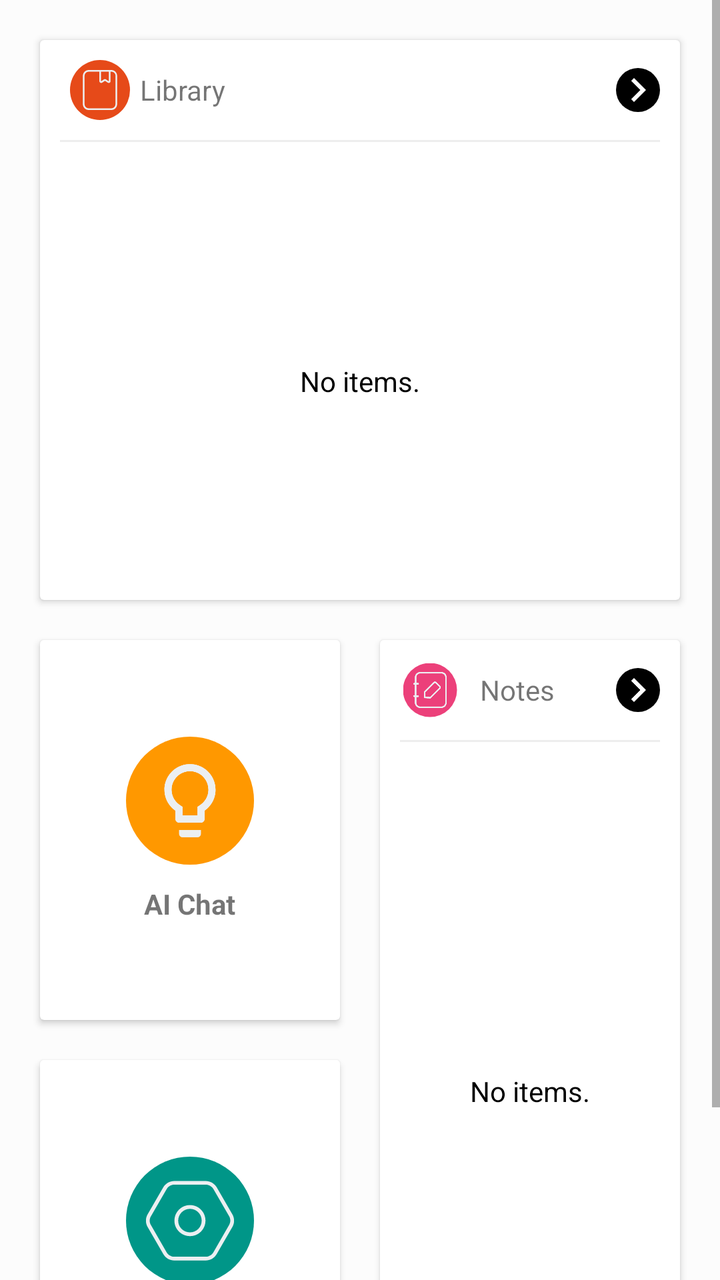
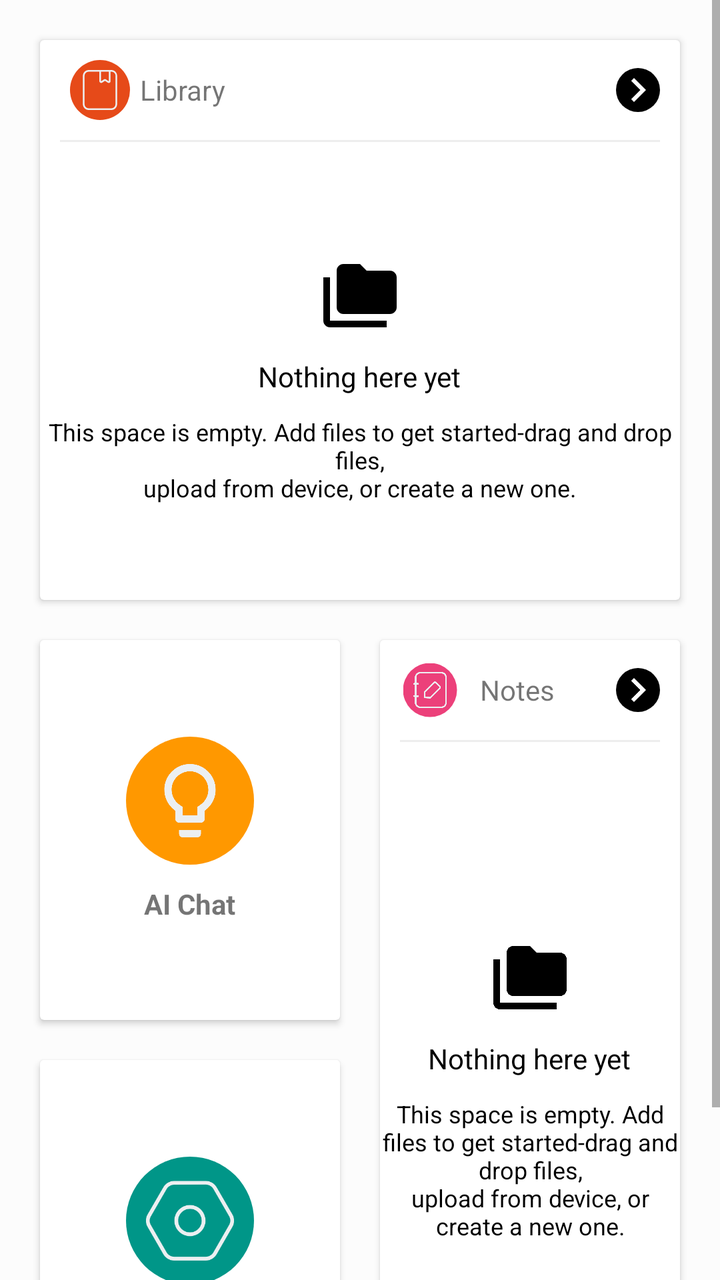

The first picture is an Android layout as it rendered before a commit; the second is the same layout after the commit. The layout source and the unified diff follow.
<!-- AndroidManifest.xml: application theme Theme.ContentBrowser -->
<!-- res/layout/fragment_home.xml -->
<?xml version="1.0" encoding="utf-8"?>
<ScrollView xmlns:android="http://schemas.android.com/apk/res/android"
    xmlns:tools="http://schemas.android.com/tools"
    android:id="@+id/svOuter"
    android:layout_width="match_parent"
    android:layout_height="match_parent">
    <LinearLayout
        android:layout_width="match_parent"
        android:layout_height="wrap_content"
        android:orientation="vertical"
        android:padding="10dp"
        android:background="@color/colorBackground"
        >
        

        


        <LinearLayout
            android:id="@+id/llLibrary"
            android:gravity="center"
            android:layout_width="match_parent"
            android:layout_height="wrap_content"
            android:orientation="horizontal"
            android:minHeight="300dp"
            >

            <androidx.cardview.widget.CardView
                android:id="@+id/feedbackCard"
                android:foreground="?android:attr/selectableItemBackground"
                android:clickable="true"
                android:layout_width="match_parent"
                android:layout_height="match_parent"
                android:layout_margin="10dp">
                <LinearLayout
                    android:layout_width="match_parent"
                    android:layout_height="match_parent"
                    android:orientation="vertical"
                    android:gravity="center"
                    android:paddingBottom="0dp"
                    android:paddingTop="10dp"
                    >

                    <LinearLayout
                        android:layout_width="match_parent"
                        android:layout_height="wrap_content"
                        android:orientation="horizontal"
                        android:gravity="center|center_vertical"
                        android:layout_marginTop="0dp"
                        android:layout_marginLeft="10dp"
                        >
                        <androidx.appcompat.widget.AppCompatImageView
                            android:layout_width="30dp"
                            android:layout_height="30dp"
                            android:src="@drawable/home_library_vector2"
                            android:padding="10dp"
                            android:background="@drawable/five"
                            android:scaleType="center"
                            />
                        <TextView
                            android:gravity="left"
                            android:layout_gravity="center_vertical"
                            android:layout_width="0dp"
                            android:layout_height="wrap_content"
                            android:layout_weight="1"
                            android:text="Library"
                            android:padding="5dp"
                            />

                        <androidx.appcompat.widget.AppCompatImageView
                            android:id="@+id/imgViewPdf"
                            android:layout_width="22dp"
                            android:layout_height="22dp"
                            android:src="@drawable/ic_baseline_chevron_right_24"
                            android:padding="10dp"
                            android:background="@drawable/second_black"
                            android:scaleType="center"
                            android:scaleX="1"
                            android:scaleY="1"
                            android:layout_marginRight="15dp"
                            android:layout_gravity="center_vertical"
                            />
                    </LinearLayout>


                    <View
                        android:layout_width="match_parent"
                        android:layout_height="1dp"
                        android:background="@color/colorLightGrey"
                        android:layout_margin="10dp"/>

                    <RelativeLayout
                        android:layout_width="match_parent"
                        android:layout_height="match_parent"
                        android:minHeight="100dp"
                        >
                        <HorizontalScrollView
                            android:layout_width="match_parent"
                            android:layout_height="match_parent"
                            >
                            <LinearLayout
                                android:layout_width="wrap_content"
                                android:layout_height="match_parent"
                                android:orientation="horizontal"
                                android:padding="0dp"
                                android:layout_marginLeft="10dp"
                                android:paddingBottom="0dp"
                                android:gravity="center_vertical"
                                >
                                <GridView
                                    android:id="@+id/bookgridview_home"
                                    android:layout_width="wrap_content"
                                    android:layout_height="match_parent"
                                    android:numColumns="3"
                                    android:paddingLeft="1dp"
                                    android:paddingRight="1dp"
                                    android:gravity="center"
                                    android:stretchMode="columnWidth"
                                    />
                            </LinearLayout>
                        </HorizontalScrollView>
                        <TextView
                            android:id="@+id/tvEmpty1"
                            android:layout_width="wrap_content"
                            android:layout_height="wrap_content"
                            android:text="No items."
                            android:textColor="#FF000000"
                            android:layout_centerInParent="true"
                            android:visibility="visible"
                            />
                    </RelativeLayout>



                </LinearLayout>
            </androidx.cardview.widget.CardView>
        </LinearLayout>

        <LinearLayout
            android:clipToPadding="false"
            android:gravity="center"
            android:layout_width="match_parent"
            android:layout_height="wrap_content"
            android:orientation="horizontal">

            <LinearLayout
                android:layout_width="0dp"
                android:layout_height="wrap_content"
                android:layout_weight="1"
                android:orientation="vertical"
                >
                <androidx.cardview.widget.CardView
                    android:id="@+id/ideasCard"
                    android:foreground="?android:attr/selectableItemBackground"
                    android:clickable="true"
                    android:layout_width="match_parent"
                    android:layout_height="190dp"
                    android:layout_margin="10dp">
                    <LinearLayout
                        android:layout_width="match_parent"
                        android:layout_height="match_parent"
                        android:orientation="vertical"
                        android:gravity="center">
                        <androidx.appcompat.widget.AppCompatImageView
                            android:layout_width="64dp"
                            android:layout_height="64dp"
                            android:src="@drawable/keep"
                            android:padding="10dp"
                            android:background="@drawable/third"/>
                        <TextView
                            android:layout_width="wrap_content"
                            android:layout_height="wrap_content"
                            android:text="AI Chat"
                            android:textStyle="bold"
                            android:layout_marginTop="10dp"/>

                    </LinearLayout>
                </androidx.cardview.widget.CardView>


                <LinearLayout
                    android:gravity="center"
                    android:layout_width="match_parent"
                    android:layout_height="wrap_content"
                    android:orientation="horizontal">


                    <androidx.cardview.widget.CardView
                        android:id="@+id/settingsCard"
                        android:foreground="?android:attr/selectableItemBackground"
                        android:clickable="true"
                        android:layout_width="match_parent"
                        android:layout_height="190dp"
                        android:layout_margin="10dp">
                        <LinearLayout
                            android:layout_width="match_parent"
                            android:layout_height="match_parent"
                            android:orientation="vertical"
                            android:gravity="center">
                            <androidx.appcompat.widget.AppCompatImageView
                                android:layout_width="64dp"
                                android:layout_height="64dp"
                                android:src="@drawable/home_setting_vector2"
                                android:padding="10dp"
                                android:background="@drawable/four"/>
                            <TextView
                                android:layout_width="wrap_content"
                                android:layout_height="wrap_content"
                                android:text="Settings"
                                android:textStyle="bold"
                                android:layout_marginTop="10dp"/>

                        </LinearLayout>

                    </androidx.cardview.widget.CardView>
            </LinearLayout>


        </LinearLayout>


            <LinearLayout
                android:layout_width="0dp"
                android:layout_weight="1"
                android:layout_height="match_parent"
                >

                <androidx.cardview.widget.CardView
                    android:id="@+id/folderCard"
                    android:foreground="?android:attr/selectableItemBackground"
                    android:clickable="true"
                    android:layout_width="match_parent"
                    android:layout_height="match_parent"
                    android:layout_margin="10dp">
                    <LinearLayout
                        android:layout_width="match_parent"
                        android:layout_height="match_parent"
                        android:orientation="vertical"
                        android:gravity="top">
                        <LinearLayout
                            android:layout_width="match_parent"
                            android:layout_height="wrap_content"
                            android:orientation="horizontal"
                            android:layout_marginTop="10dp"
                            android:layout_marginLeft="0dp"
                            >
                            <androidx.appcompat.widget.AppCompatImageView
                                android:layout_width="30dp"
                                android:layout_height="30dp"
                                android:src="@drawable/home_note_vector2"
                                android:padding="0dp"
                                android:background="@drawable/second"
                                android:scaleType="center"
                                android:scaleX="0.9"
                                android:scaleY="0.9"
                                android:layout_marginLeft="10dp"
                                android:layout_marginRight="10dp"
                                />
                            <TextView
                                android:gravity="left|center_vertical"
                                android:layout_width="0dp"
                                android:layout_height="match_parent"
                                android:layout_weight="1"
                                android:text="Notes"
                                android:padding="0dp"
                                />

                            <androidx.appcompat.widget.AppCompatImageView
                                android:id="@+id/ivJumpNote"
                                android:layout_width="22dp"
                                android:layout_height="22dp"
                                android:src="@drawable/ic_baseline_chevron_right_24"
                                android:padding="10dp"
                                android:background="@drawable/second_black"
                                android:scaleType="center"
                                android:scaleX="1"
                                android:scaleY="1"
                                android:layout_marginRight="10dp"
                                android:layout_gravity="center_vertical"
                                />
                        </LinearLayout>

                        <View
                            android:layout_width="match_parent"
                            android:layout_height="1dp"
                            android:background="@color/colorLightGrey"
                            android:layout_marginLeft="10dp"
                            android:layout_marginRight="10dp"
                            android:layout_marginTop="10dp"
                            />

                        <RelativeLayout
                            android:layout_width="match_parent"
                            android:layout_height="match_parent"
                            >

                            <GridView
                                android:id="@+id/notegridview_home"
                                android:layout_width="match_parent"
                                android:layout_height="wrap_content"
                                android:numColumns="1"
                                android:stretchMode="columnWidth"
                                android:layout_marginLeft="10dp"
                                android:layout_marginRight="10dp"
                                android:layout_marginBottom="10dp"
                                />

                            <TextView
                                android:id="@+id/tvEmpty2"
                                android:layout_width="wrap_content"
                                android:layout_height="wrap_content"
                                android:layout_centerInParent="true"
                                android:text="No items."
                                android:textColor="#FF000000" />
                        </RelativeLayout>

                    </LinearLayout>
                </androidx.cardview.widget.CardView>
            </LinearLayout>
        </LinearLayout>
    </LinearLayout>
</ScrollView>
<!-- resources referenced by this layout -->
<resources>
  <color name="colorBackground">#FCFCFC</color>
  <color name="colorLightGrey">#EDEDED</color>
  <!-- drawable five (drawable) -->
  <?xml version="1.0" encoding="utf-8"?>
  <shape android:shape="oval" xmlns:android="http://schemas.android.com/apk/res/android">
  <solid android:color="@color/colorRed"/>
  </shape>
  <!-- drawable four (drawable) -->
  <?xml version="1.0" encoding="utf-8"?>
  <shape android:shape="oval" xmlns:android="http://schemas.android.com/apk/res/android">
  <solid android:color="@color/colorGreen"/>
  </shape>
  <!-- drawable ic_baseline_chevron_right_24 (drawable) -->
  <vector android:height="24dp" android:tint="#FFFFFF"
      android:viewportHeight="24" android:viewportWidth="24"
      android:width="24dp" xmlns:android="http://schemas.android.com/apk/res/android">
      <path android:fillColor="@android:color/white" android:pathData="M10,6L8.59,7.41 13.17,12l-4.58,4.59L10,18l6,-6z"/>
  </vector>
  <!-- drawable keep (drawable) -->
  <vector android:height="24dp" android:tint="#ECEFF1"
      android:viewportHeight="24.0" android:viewportWidth="24.0"
      android:width="24dp" xmlns:android="http://schemas.android.com/apk/res/android">
      <path android:fillColor="#FF000000" android:pathData="M9,21c0,0.55 0.45,1 1,1h4c0.55,0 1,-0.45 1,-1v-1L9,20v1zM12,2C8.14,2 5,5.14 5,9c0,2.38 1.19,4.47 3,5.74L8,17c0,0.55 0.45,1 1,1h6c0.55,0 1,-0.45 1,-1v-2.26c1.81,-1.27 3,-3.36 3,-5.74 0,-3.86 -3.14,-7 -7,-7zM14.85,13.1l-0.85,0.6L14,16h-4v-2.3l-0.85,-0.6C7.8,12.16 7,10.63 7,9c0,-2.76 2.24,-5 5,-5s5,2.24 5,5c0,1.63 -0.8,3.16 -2.15,4.1z"/>
  </vector>
  <!-- drawable second (drawable) -->
  <?xml version="1.0" encoding="utf-8"?>
  <shape android:shape="oval" xmlns:android="http://schemas.android.com/apk/res/android">
  <solid android:color="@color/colorPink"/>
  </shape>
  <!-- drawable second_black (drawable) -->
  <?xml version="1.0" encoding="utf-8"?>
  <shape android:shape="oval" xmlns:android="http://schemas.android.com/apk/res/android">
  <solid android:color="#000000"/>
  </shape>
  <!-- drawable third (drawable) -->
  <?xml version="1.0" encoding="utf-8"?>
  <shape android:shape="oval" xmlns:android="http://schemas.android.com/apk/res/android">
  <solid android:color="@color/colorOrange"/>
  </shape>
  <style name="Theme.ContentBrowser" parent="Theme.AppCompat.Light.DarkActionBar">
          
          <item name="colorPrimary">@color/colorPrimary</item>
          <item name="colorPrimaryDark">@color/colorPrimaryDark</item>
          <item name="colorAccent">@color/colorAccent</item>
      </style>
  <color name="colorRed">#E64A19</color>
  <color name="colorGreen">#009688</color>
  <color name="colorPink">#EC407A</color>
  <color name="colorOrange">#FF9800</color>
  <color name="colorPrimary">#000000</color>
  <color name="colorPrimaryDark">#000000</color>
  <color name="colorAccent">#D81B60</color>
  <!-- unchanged entries left out for length: 3 -->
</resources>

<!-- the commit's change to res/layout/fragment_home.xml (unified diff, before → after) -->
@@ -119,15 +119,37 @@
                                     />
                             </LinearLayout>
                         </HorizontalScrollView>
-                        <TextView
-                            android:id="@+id/tvEmpty1"
+                        <LinearLayout
                             android:layout_width="wrap_content"
                             android:layout_height="wrap_content"
-                            android:text="No items."
-                            android:textColor="#FF000000"
+                            android:id="@+id/llEmpty1"
+                            android:orientation="vertical"
                             android:layout_centerInParent="true"
-                            android:visibility="visible"
-                            />
+                            android:gravity="center"
+                            >
+                            <ImageView
+                                android:src="@drawable/ic_baseline_folder_copy_24"
+                                android:layout_width="40dp"
+                                android:layout_height="40dp"
+                                android:layout_marginBottom="10dp"
+                                />
+                            <TextView
+                                android:id="@+id/tvEmpty1"
+                                android:layout_width="wrap_content"
+                                android:layout_height="wrap_content"
+                                android:textColor="#FF000000"
+                                android:text="Nothing here yet"
+                                />
+                            <TextView
+                                android:layout_width="wrap_content"
+                                android:layout_height="wrap_content"
+                                android:textColor="#FF000000"
+                                android:textSize="12sp"
+                                android:text="This space is empty. Add files to get started-drag and drop files,\nupload from device, or create a new one."
+                                android:gravity="center"
+                                android:layout_marginTop="10dp"
+                                />
+                        </LinearLayout>
                     </RelativeLayout>
 
 
@@ -305,13 +327,37 @@
                                 android:layout_marginBottom="10dp"
                                 />
 
-                            <TextView
-                                android:id="@+id/tvEmpty2"
-                                android:layout_width="wrap_content"
-                                android:layout_height="wrap_content"
+                            <LinearLayout
+                                android:layout_width="wrap_content"
+                                android:layout_height="wrap_content"
+                                android:id="@+id/llEmpty2"
+                                android:orientation="vertical"
                                 android:layout_centerInParent="true"
-                                android:text="No items."
-                                android:textColor="#FF000000" />
+                                android:gravity="center"
+                                >
+                                <ImageView
+                                    android:src="@drawable/ic_baseline_folder_copy_24"
+                                    android:layout_width="40dp"
+                                    android:layout_height="40dp"
+                                    android:layout_marginBottom="10dp"
+                                    />
+                                <TextView
+                                    android:id="@+id/tvEmpty2"
+                                    android:layout_width="wrap_content"
+                                    android:layout_height="wrap_content"
+                                    android:textColor="#FF000000"
+                                    android:text="Nothing here yet"
+                                    />
+                                <TextView
+                                    android:layout_width="wrap_content"
+                                    android:layout_height="wrap_content"
+                                    android:textColor="#FF000000"
+                                    android:textSize="12sp"
+                                    android:text="This space is empty. Add files to get started-drag and drop files,\nupload from device, or create a new one."
+                                    android:gravity="center"
+                                    android:layout_marginTop="10dp"
+                                    />
+                            </LinearLayout>
                         </RelativeLayout>
 
                     </LinearLayout>
<!-- resource entries referenced after the edit -->
@@ -17,6 +17,13 @@
       android:viewportHeight="24" android:viewportWidth="24"
       android:width="24dp" xmlns:android="http://schemas.android.com/apk/res/android">
       <path android:fillColor="@android:color/white" android:pathData="M10,6L8.59,7.41 13.17,12l-4.58,4.59L10,18l6,-6z"/>
+  </vector>
+  <!-- drawable ic_baseline_folder_copy_24 (drawable) -->
+  <vector android:height="24dp" android:tint="#000000"
+      android:viewportHeight="24" android:viewportWidth="24"
+      android:width="24dp" xmlns:android="http://schemas.android.com/apk/res/android">
+      <path android:fillColor="@android:color/white" android:pathData="M3,6H1v13c0,1.1 0.9,2 2,2h17v-2H3V6z"/>
+      <path android:fillColor="@android:color/white" android:pathData="M21,4h-7l-2,-2H7C5.9,2 5.01,2.9 5.01,4L5,15c0,1.1 0.9,2 2,2h14c1.1,0 2,-0.9 2,-2V6C23,4.9 22.1,4 21,4z"/>
   </vector>
   <!-- drawable keep (drawable) -->
   <vector android:height="24dp" android:tint="#ECEFF1"
